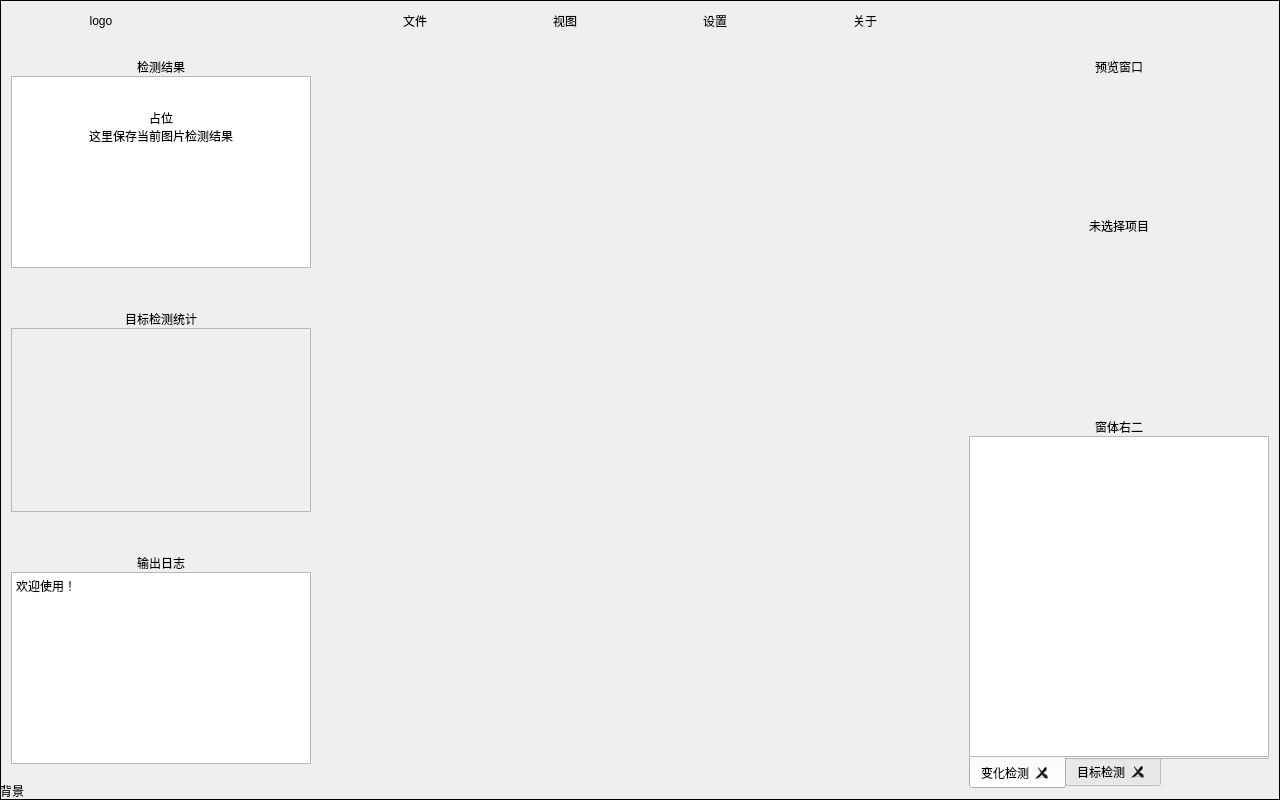
814696032/QT, file New_MainWin.ui: the form before one commit.
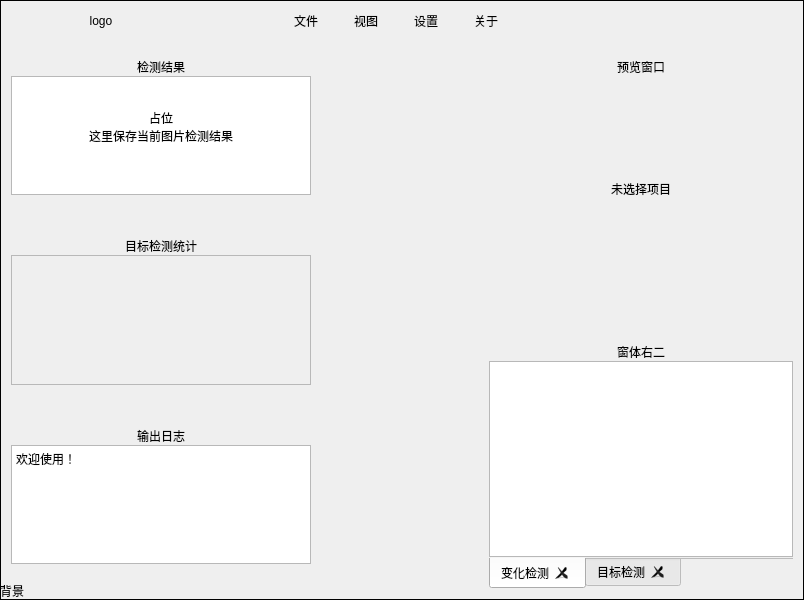
The form after the commit. The open tabs and pages were chosen to show the change.

Commit message: 4.7完成显示模块重构，完成后台加载，完成图片缓存，完成允许窗口大小放缩

The edit to the form file:
```diff
--- a/New_MainWin.ui
+++ b/New_MainWin.ui
@@ -9,8 +9,8 @@
    <rect>
     <x>0</x>
     <y>0</y>
-    <width>1280</width>
-    <height>800</height>
+    <width>804</width>
+    <height>600</height>
    </rect>
   </property>
   <property name="sizePolicy">
@@ -21,8 +21,8 @@
   </property>
   <property name="minimumSize">
    <size>
-    <width>1280</width>
-    <height>800</height>
+    <width>800</width>
+    <height>600</height>
    </size>
   </property>
   <property name="baseSize">
@@ -62,6 +62,12 @@
    <bool>false</bool>
   </property>
   <widget class="QWidget" name="centralwidget">
+   <property name="minimumSize">
+    <size>
+     <width>800</width>
+     <height>600</height>
+    </size>
+   </property>
    <layout class="QGridLayout" name="gridLayout">
     <property name="leftMargin">
      <number>0</number>
@@ -82,8 +88,8 @@
      <widget class="QFrame" name="layout">
       <property name="minimumSize">
        <size>
-        <width>1280</width>
-        <height>800</height>
+        <width>800</width>
+        <height>600</height>
        </size>
       </property>
       <property name="mouseTracking">
@@ -117,9 +123,9 @@
           <bool>true</bool>
          </property>
          <property name="sizePolicy">
-          <sizepolicy hsizetype="Minimum" vsizetype="Fixed">
+          <sizepolicy hsizetype="Preferred" vsizetype="Preferred">
            <horstretch>0</horstretch>
-           <verstretch>0</verstretch>
+           <verstretch>1</verstretch>
           </sizepolicy>
          </property>
          <property name="minimumSize">
@@ -213,6 +219,12 @@
           </item>
           <item>
            <spacer name="logo_spacer">
+            <property name="sizePolicy">
+             <sizepolicy hsizetype="Fixed" vsizetype="Minimum">
+              <horstretch>0</horstretch>
+              <verstretch>1</verstretch>
+             </sizepolicy>
+            </property>
             <property name="mouseTracking">
              <bool>true</bool>
             </property>
@@ -220,7 +232,7 @@
              <enum>Qt::Horizontal</enum>
             </property>
             <property name="sizeType">
-             <enum>QSizePolicy::Expanding</enum>
+             <enum>QSizePolicy::Fixed</enum>
             </property>
             <property name="sizeHint" stdset="0">
              <size>
@@ -233,9 +245,9 @@
           <item>
            <widget class="QLabel" name="spacer_label1">
             <property name="sizePolicy">
-             <sizepolicy hsizetype="Fixed" vsizetype="Fixed">
+             <sizepolicy hsizetype="Fixed" vsizetype="Preferred">
               <horstretch>0</horstretch>
-              <verstretch>0</verstretch>
+              <verstretch>1</verstretch>
              </sizepolicy>
             </property>
             <property name="minimumSize">
@@ -244,12 +256,6 @@
               <height>40</height>
              </size>
             </property>
-            <property name="maximumSize">
-             <size>
-              <width>50</width>
-              <height>40</height>
-             </size>
-            </property>
             <property name="text">
              <string/>
             </property>
@@ -258,20 +264,14 @@
           <item>
            <widget class="QPushButton" name="menu_button1">
             <property name="sizePolicy">
-             <sizepolicy hsizetype="Fixed" vsizetype="Fixed">
-              <horstretch>0</horstretch>
-              <verstretch>0</verstretch>
+             <sizepolicy hsizetype="Preferred" vsizetype="Preferred">
+              <horstretch>1</horstretch>
+              <verstretch>1</verstretch>
              </sizepolicy>
             </property>
             <property name="minimumSize">
              <size>
-              <width>150</width>
-              <height>40</height>
-             </size>
-            </property>
-            <property name="maximumSize">
-             <size>
-              <width>150</width>
+              <width>60</width>
               <height>40</height>
              </size>
             </property>
@@ -295,20 +295,14 @@
           <item>
            <widget class="QPushButton" name="menu_button2">
             <property name="sizePolicy">
-             <sizepolicy hsizetype="Fixed" vsizetype="Fixed">
-              <horstretch>0</horstretch>
-              <verstretch>0</verstretch>
+             <sizepolicy hsizetype="Preferred" vsizetype="Preferred">
+              <horstretch>1</horstretch>
+              <verstretch>1</verstretch>
              </sizepolicy>
             </property>
             <property name="minimumSize">
              <size>
-              <width>150</width>
-              <height>40</height>
-             </size>
-            </property>
-            <property name="maximumSize">
-             <size>
-              <width>150</width>
+              <width>60</width>
               <height>40</height>
              </size>
             </property>
@@ -332,20 +326,14 @@
           <item>
            <widget class="QPushButton" name="menu_button3">
             <property name="sizePolicy">
-             <sizepolicy hsizetype="Fixed" vsizetype="Fixed">
-              <horstretch>0</horstretch>
-              <verstretch>0</verstretch>
+             <sizepolicy hsizetype="Minimum" vsizetype="Preferred">
+              <horstretch>1</horstretch>
+              <verstretch>1</verstretch>
              </sizepolicy>
             </property>
             <property name="minimumSize">
              <size>
-              <width>150</width>
-              <height>40</height>
-             </size>
-            </property>
-            <property name="maximumSize">
-             <size>
-              <width>150</width>
+              <width>60</width>
               <height>40</height>
              </size>
             </property>
@@ -369,20 +357,14 @@
           <item>
            <widget class="QPushButton" name="menu_button4">
             <property name="sizePolicy">
-             <sizepolicy hsizetype="Fixed" vsizetype="Fixed">
-              <horstretch>0</horstretch>
-              <verstretch>0</verstretch>
+             <sizepolicy hsizetype="Preferred" vsizetype="Preferred">
+              <horstretch>1</horstretch>
+              <verstretch>1</verstretch>
              </sizepolicy>
             </property>
             <property name="minimumSize">
              <size>
-              <width>150</width>
-              <height>40</height>
-             </size>
-            </property>
-            <property name="maximumSize">
-             <size>
-              <width>150</width>
+              <width>60</width>
               <height>40</height>
              </size>
             </property>
@@ -406,9 +388,9 @@
           <item>
            <widget class="QLabel" name="spacer_label2">
             <property name="sizePolicy">
-             <sizepolicy hsizetype="Fixed" vsizetype="Fixed">
+             <sizepolicy hsizetype="Fixed" vsizetype="Preferred">
               <horstretch>0</horstretch>
-              <verstretch>0</verstretch>
+              <verstretch>1</verstretch>
              </sizepolicy>
             </property>
             <property name="minimumSize">
@@ -417,12 +399,6 @@
               <height>40</height>
              </size>
             </property>
-            <property name="maximumSize">
-             <size>
-              <width>50</width>
-              <height>40</height>
-             </size>
-            </property>
             <property name="text">
              <string/>
             </property>
@@ -430,6 +406,12 @@
           </item>
           <item>
            <spacer name="time_spacer">
+            <property name="sizePolicy">
+             <sizepolicy hsizetype="Fixed" vsizetype="Minimum">
+              <horstretch>0</horstretch>
+              <verstretch>1</verstretch>
+             </sizepolicy>
+            </property>
             <property name="mouseTracking">
              <bool>true</bool>
             </property>
@@ -437,7 +419,7 @@
              <enum>Qt::Horizontal</enum>
             </property>
             <property name="sizeType">
-             <enum>QSizePolicy::Expanding</enum>
+             <enum>QSizePolicy::Fixed</enum>
             </property>
             <property name="sizeHint" stdset="0">
              <size>
@@ -449,6 +431,12 @@
           </item>
           <item>
            <spacer name="titlespace">
+            <property name="sizePolicy">
+             <sizepolicy hsizetype="Fixed" vsizetype="Minimum">
+              <horstretch>0</horstretch>
+              <verstretch>1</verstretch>
+             </sizepolicy>
+            </property>
             <property name="mouseTracking">
              <bool>true</bool>
             </property>
@@ -469,9 +457,9 @@
           <item>
            <widget class="QPushButton" name="minwin">
             <property name="sizePolicy">
-             <sizepolicy hsizetype="Fixed" vsizetype="Fixed">
+             <sizepolicy hsizetype="Fixed" vsizetype="Preferred">
               <horstretch>0</horstretch>
-              <verstretch>0</verstretch>
+              <verstretch>1</verstretch>
              </sizepolicy>
             </property>
             <property name="minimumSize">
@@ -480,12 +468,6 @@
               <height>40</height>
              </size>
             </property>
-            <property name="maximumSize">
-             <size>
-              <width>30</width>
-              <height>40</height>
-             </size>
-            </property>
             <property name="mouseTracking">
              <bool>true</bool>
             </property>
@@ -506,9 +488,9 @@
           <item>
            <widget class="QPushButton" name="maxwin">
             <property name="sizePolicy">
-             <sizepolicy hsizetype="Fixed" vsizetype="Fixed">
+             <sizepolicy hsizetype="Fixed" vsizetype="Preferred">
               <horstretch>0</horstretch>
-              <verstretch>0</verstretch>
+              <verstretch>1</verstretch>
              </sizepolicy>
             </property>
             <property name="minimumSize">
@@ -517,12 +499,6 @@
               <height>40</height>
              </size>
             </property>
-            <property name="maximumSize">
-             <size>
-              <width>30</width>
-              <height>40</height>
-             </size>
-            </property>
             <property name="mouseTracking">
              <bool>true</bool>
             </property>
@@ -543,9 +519,9 @@
           <item>
            <widget class="QPushButton" name="exit">
             <property name="sizePolicy">
-             <sizepolicy hsizetype="Fixed" vsizetype="Fixed">
+             <sizepolicy hsizetype="Fixed" vsizetype="Preferred">
               <horstretch>0</horstretch>
-              <verstretch>0</verstretch>
+              <verstretch>1</verstretch>
              </sizepolicy>
             </property>
             <property name="minimumSize">
@@ -554,12 +530,6 @@
               <height>40</height>
              </size>
             </property>
-            <property name="maximumSize">
-             <size>
-              <width>30</width>
-              <height>40</height>
-             </size>
-            </property>
             <property name="mouseTracking">
              <bool>true</bool>
             </property>
@@ -585,6 +555,12 @@
          <property name="enabled">
           <bool>true</bool>
          </property>
+         <property name="sizePolicy">
+          <sizepolicy hsizetype="Preferred" vsizetype="Preferred">
+           <horstretch>0</horstretch>
+           <verstretch>16</verstretch>
+          </sizepolicy>
+         </property>
          <property name="mouseTracking">
           <bool>true</bool>
          </property>
@@ -612,7 +588,7 @@
             <property name="sizePolicy">
              <sizepolicy hsizetype="Fixed" vsizetype="Preferred">
               <horstretch>0</horstretch>
-              <verstretch>0</verstretch>
+              <verstretch>1</verstretch>
              </sizepolicy>
             </property>
             <property name="minimumSize">
@@ -621,12 +597,6 @@
               <height>0</height>
              </size>
             </property>
-            <property name="maximumSize">
-             <size>
-              <width>300</width>
-              <height>16777215</height>
-             </size>
-            </property>
             <property name="mouseTracking">
              <bool>true</bool>
             </property>
@@ -648,6 +618,12 @@
              </property>
              <item>
               <widget class="QWidget" name="widget" native="true">
+               <property name="sizePolicy">
+                <sizepolicy hsizetype="Preferred" vsizetype="Preferred">
+                 <horstretch>0</horstretch>
+                 <verstretch>1</verstretch>
+                </sizepolicy>
+               </property>
                <property name="mouseTracking">
                 <bool>true</bool>
                </property>
@@ -770,6 +746,12 @@
              </item>
              <item>
               <widget class="QWidget" name="widget_2" native="true">
+               <property name="sizePolicy">
+                <sizepolicy hsizetype="Preferred" vsizetype="Preferred">
+                 <horstretch>0</horstretch>
+                 <verstretch>1</verstretch>
+                </sizepolicy>
+               </property>
                <property name="mouseTracking">
                 <bool>true</bool>
                </property>
@@ -857,6 +839,12 @@
              </item>
              <item>
               <widget class="QWidget" name="widget_3" native="true">
+               <property name="sizePolicy">
+                <sizepolicy hsizetype="Preferred" vsizetype="Preferred">
+                 <horstretch>0</horstretch>
+                 <verstretch>1</verstretch>
+                </sizepolicy>
+               </property>
                <property name="mouseTracking">
                 <bool>true</bool>
                </property>
@@ -969,14 +957,21 @@
            </widget>
           </item>
           <item>
-           <widget class="QFrame" name="workspace"/>
+           <widget class="QFrame" name="workspace">
+            <property name="sizePolicy">
+             <sizepolicy hsizetype="Preferred" vsizetype="Preferred">
+              <horstretch>0</horstretch>
+              <verstretch>1</verstretch>
+             </sizepolicy>
+            </property>
+           </widget>
           </item>
           <item>
            <widget class="QWidget" name="rightwindow" native="true">
             <property name="sizePolicy">
              <sizepolicy hsizetype="Fixed" vsizetype="Preferred">
               <horstretch>0</horstretch>
-              <verstretch>0</verstretch>
+              <verstretch>1</verstretch>
              </sizepolicy>
             </property>
             <property name="minimumSize">
@@ -985,12 +980,6 @@
               <height>0</height>
              </size>
             </property>
-            <property name="maximumSize">
-             <size>
-              <width>300</width>
-              <height>16777215</height>
-             </size>
-            </property>
             <property name="mouseTracking">
              <bool>true</bool>
             </property>
@@ -1013,7 +1002,7 @@
              <item>
               <widget class="QLabel" name="list_info_title">
                <property name="sizePolicy">
-                <sizepolicy hsizetype="Fixed" vsizetype="Fixed">
+                <sizepolicy hsizetype="Preferred" vsizetype="Fixed">
                  <horstretch>0</horstretch>
                  <verstretch>0</verstretch>
                 </sizepolicy>
@@ -1024,12 +1013,6 @@
                  <height>25</height>
                 </size>
                </property>
-               <property name="maximumSize">
-                <size>
-                 <width>300</width>
-                 <height>25</height>
-                </size>
-               </property>
                <property name="mouseTracking">
                 <bool>true</bool>
                </property>
@@ -1044,21 +1027,15 @@
              <item>
               <widget class="QLabel" name="list_info">
                <property name="sizePolicy">
-                <sizepolicy hsizetype="Minimum" vsizetype="Fixed">
+                <sizepolicy hsizetype="Minimum" vsizetype="Minimum">
                  <horstretch>0</horstretch>
-                 <verstretch>0</verstretch>
+                 <verstretch>1</verstretch>
                 </sizepolicy>
                </property>
                <property name="minimumSize">
                 <size>
                  <width>0</width>
-                 <height>300</height>
-                </size>
-               </property>
-               <property name="maximumSize">
-                <size>
-                 <width>16777215</width>
-                 <height>300</height>
+                 <height>192</height>
                 </size>
                </property>
                <property name="text">
@@ -1094,7 +1071,7 @@
                 <enum>Qt::Vertical</enum>
                </property>
                <property name="sizeType">
-                <enum>QSizePolicy::Fixed</enum>
+                <enum>QSizePolicy::Minimum</enum>
                </property>
                <property name="sizeHint" stdset="0">
                 <size>
@@ -1107,7 +1084,7 @@
              <item>
               <widget class="QLabel" name="tabWidget_title">
                <property name="sizePolicy">
-                <sizepolicy hsizetype="Fixed" vsizetype="Fixed">
+                <sizepolicy hsizetype="Preferred" vsizetype="Fixed">
                  <horstretch>0</horstretch>
                  <verstretch>0</verstretch>
                 </sizepolicy>
@@ -1118,12 +1095,6 @@
                  <height>25</height>
                 </size>
                </property>
-               <property name="maximumSize">
-                <size>
-                 <width>300</width>
-                 <height>25</height>
-                </size>
-               </property>
                <property name="mouseTracking">
                 <bool>true</bool>
                </property>
@@ -1138,9 +1109,9 @@
              <item>
               <widget class="QTabWidget" name="tabWidget">
                <property name="sizePolicy">
-                <sizepolicy hsizetype="MinimumExpanding" vsizetype="Expanding">
+                <sizepolicy hsizetype="Preferred" vsizetype="Expanding">
                  <horstretch>0</horstretch>
-                 <verstretch>0</verstretch>
+                 <verstretch>1</verstretch>
                 </sizepolicy>
                </property>
                <property name="mouseTracking">
@@ -1209,7 +1180,20 @@
                   <number>0</number>
                  </property>
                  <item>
-                  <widget class="QListWidget" name="list1"/>
+                  <widget class="QListWidget" name="list1">
+                   <property name="sizePolicy">
+                    <sizepolicy hsizetype="Preferred" vsizetype="Preferred">
+                     <horstretch>0</horstretch>
+                     <verstretch>1</verstretch>
+                    </sizepolicy>
+                   </property>
+                   <property name="minimumSize">
+                    <size>
+                     <width>300</width>
+                     <height>192</height>
+                    </size>
+                   </property>
+                  </widget>
                  </item>
                 </layout>
                </widget>
```
Left out of the diff: 17 changed lines with no effect on the pictures. The commit also changes 6 other files.
